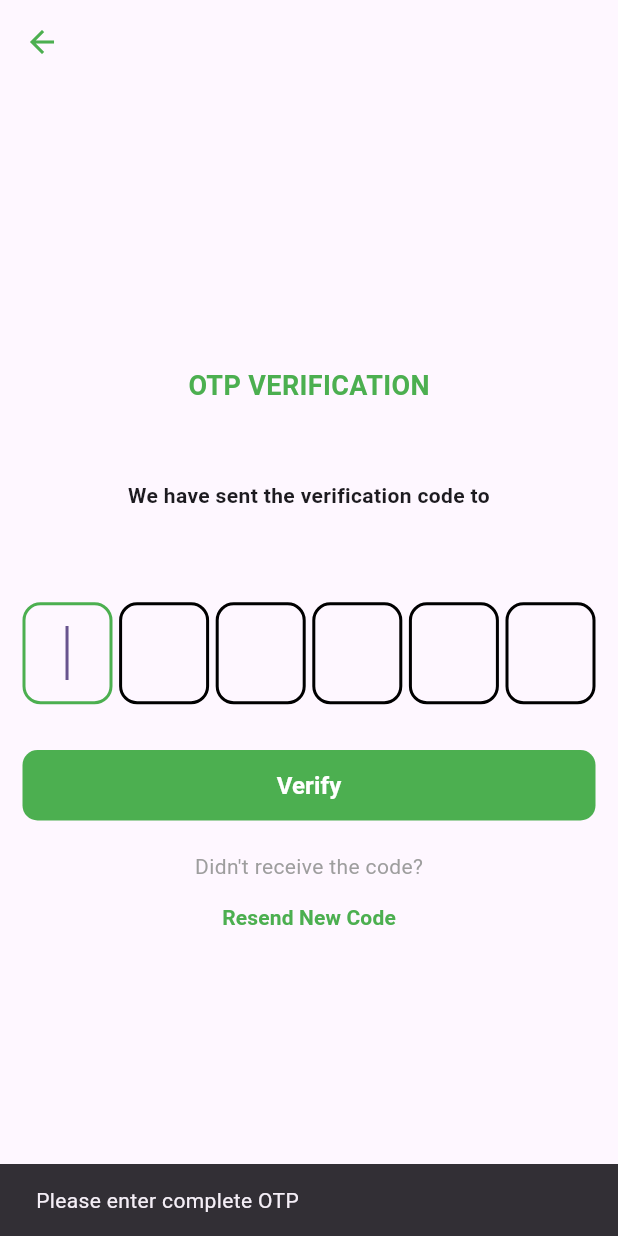
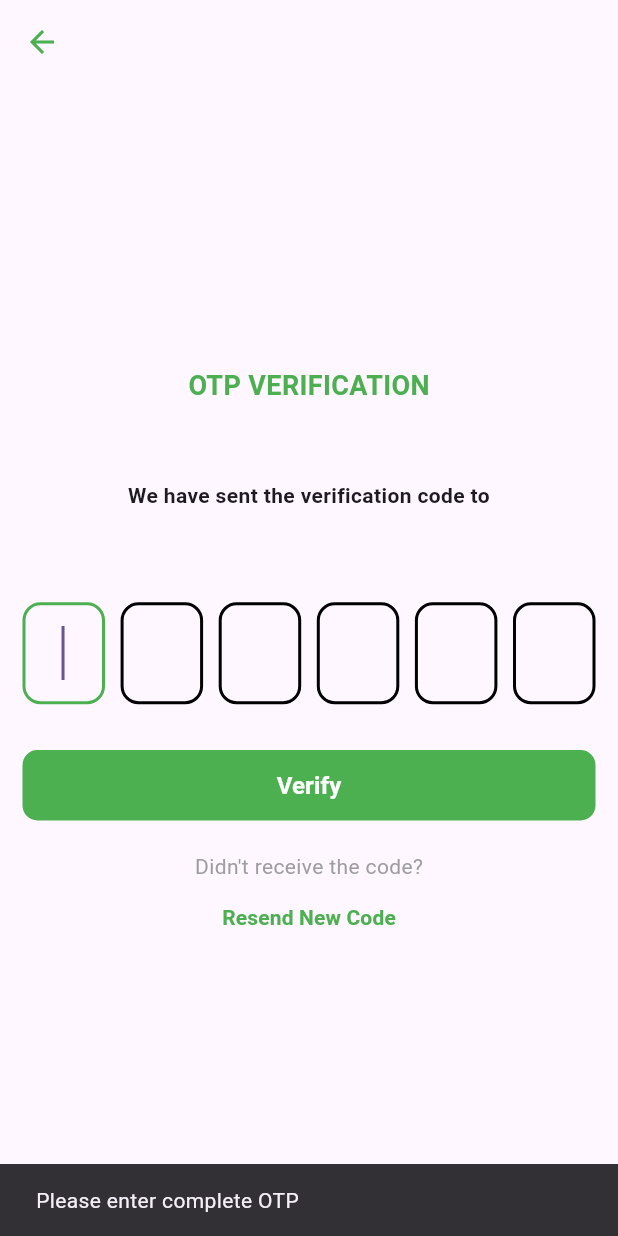
Before and after one commit to jincykp/DustAway, a Flutter app: the PhoneOtpScreen screen opened directly with empty values, after a tap on "Verify", on a phone screen of 412 x 824 dp. Run offline on Flutter 3.47's test engine with Material 3 defaults, Android fonts, the light colour scheme and no system bars; our stand-ins replace cloud_firestore, firebase_auth, firebase_core, get, google_sign_in; accounts and stored records are empty.

Commit message:
Fix OTP input behavior by updating buildOTPTextField method

```diff
--- a/lib/views/Phone_otp_screen.dart
+++ b/lib/views/Phone_otp_screen.dart
@@ -61,7 +61,12 @@ class _PhoneOtpScreenState extends State<PhoneOtpScreen> {
       if (mounted) {
         // Show success message
         ScaffoldMessenger.of(context).showSnackBar(
-          const SnackBar(content: Text('Verification successful!')),
+          SnackBar(
+              backgroundColor: AppColors.baseColor,
+              content: Text(
+                'Verification successful!',
+                style: TextStyle(color: AppColors.whiteColor),
+              )),
         );
 
         // Navigate to home screen
@@ -152,7 +157,7 @@ class _PhoneOtpScreenState extends State<PhoneOtpScreen> {
 
   Widget buildOTPTextField(int index) {
     return SizedBox(
-      width: 60,
+      width: 55,
       child: TextField(
         controller: otpControllers[index],
         focusNode: focusNodes[index],
@@ -181,7 +186,8 @@ class _PhoneOtpScreenState extends State<PhoneOtpScreen> {
         ),
         onChanged: (value) {
           if (value.isNotEmpty) {
-            if (index < 3) {
+            if (index < 5) {
+              // Changed from 3 to 5
               FocusScope.of(context).requestFocus(focusNodes[index + 1]);
             } else {
               focusNodes[index].unfocus();
--- a/lib/views/my_account.dart
+++ b/lib/views/my_account.dart
@@ -84,7 +84,9 @@ class MyAccountScreen extends StatelessWidget {
                   Container(
                     width: 120,
                     height: 30,
-                    decoration: BoxDecoration(color: AppColors.whiteColor),
+                    decoration: BoxDecoration(
+                        color: AppColors.whiteColor,
+                        borderRadius: BorderRadius.circular(5)),
                     child: Padding(
                       padding: const EdgeInsets.all(4.0),
                       child: Text(' Balance- 125',
```
